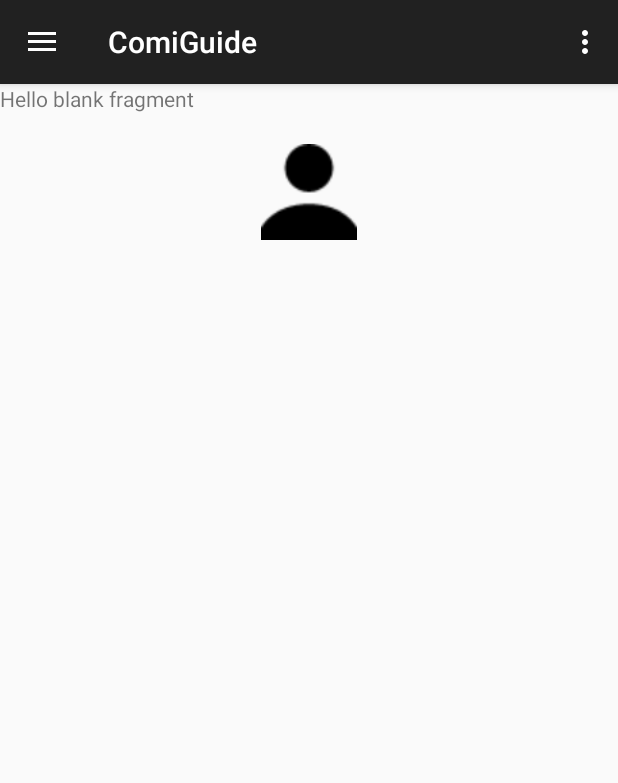
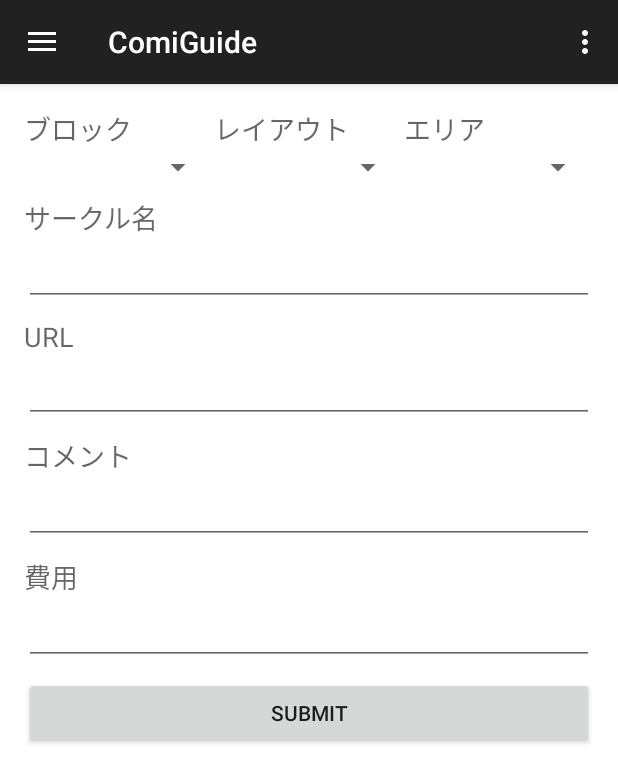
Before and after one commit to umatoma/comiguide_andorid, an Android app: the fragment ComiketCircleFormFragment placed in its activity, on a phone screen of 412 x 824 dp. Shown: the top 783 px of the screen. Run offline under Robolectric (Android 15) with nearby library versions, the phone set to English and light mode, and no system bars; 1 statement that could not run was skipped.

Commit message:
form style

```diff
--- a/app/src/main/java/net/umatoma/comiguide/activity/ComiketCircleActivity.java
+++ b/app/src/main/java/net/umatoma/comiguide/activity/ComiketCircleActivity.java
@@ -147,7 +147,7 @@ public class ComiketCircleActivity extends ActionBarActivity
         getSupportFragmentManager()
                 .beginTransaction()
                 .setCustomAnimations(android.R.anim.fade_in, android.R.anim.fade_out)
-                .add(R.id.content_frame, new ComiketCircleFormFragment(), ComiketCircleFormFragment.TAG)
+                .add(R.id.content_frame, new ComiketCircleFormFragment(circle), ComiketCircleFormFragment.TAG)
                 .commit();
     }
 
--- a/app/src/main/java/net/umatoma/comiguide/fragment/ComiketCircleFormFragment.java
+++ b/app/src/main/java/net/umatoma/comiguide/fragment/ComiketCircleFormFragment.java
@@ -9,13 +9,19 @@ import android.view.View;
 import android.view.ViewGroup;
 
 import net.umatoma.comiguide.R;
+import net.umatoma.comiguide.model.ComiketCircle;
 
 public class ComiketCircleFormFragment extends Fragment {
 
     public static final String TAG = "ComiketCircleFormFragment";
+    private ComiketCircle mComiketCircle;
 
     public ComiketCircleFormFragment() {
         // Required empty public constructor
+    }
+
+    public ComiketCircleFormFragment(ComiketCircle circle) {
+        mComiketCircle = circle;
     }
 
     @Override
--- a/app/src/main/res/layout/fragment_comiket_circle_form.xml
+++ b/app/src/main/res/layout/fragment_comiket_circle_form.xml
@@ -1,11 +1,132 @@
-<FrameLayout xmlns:android="http://schemas.android.com/apk/res/android"
+<RelativeLayout
+    xmlns:android="http://schemas.android.com/apk/res/android"
     xmlns:tools="http://schemas.android.com/tools"
     android:layout_width="match_parent"
     android:layout_height="match_parent"
+    android:padding="16dp"
+    android:background="#fff"
     tools:context="net.umatoma.comiguide.fragment.ComiketCircleFormFragment">
 
-    <!-- TODO: Update blank fragment layout -->
-    <TextView android:layout_width="match_parent" android:layout_height="match_parent"
-        android:text="@string/hello_blank_fragment" />
+    <LinearLayout
+        android:orientation="vertical"
+        android:layout_width="match_parent"
+        android:layout_height="match_parent">
 
-</FrameLayout>
+        <LinearLayout
+            android:orientation="horizontal"
+            android:layout_width="match_parent"
+            android:layout_height="wrap_content">
+
+            <LinearLayout
+                android:orientation="vertical"
+                android:layout_width="0dp"
+                android:layout_height="match_parent"
+                android:layout_weight="1">
+
+                <TextView
+                    android:layout_width="match_parent"
+                    android:layout_height="wrap_content"
+                    android:textAppearance="?android:attr/textAppearanceMedium"
+                    android:text="@string/form_comiket_block" />
+
+                <Spinner
+                    android:layout_width="match_parent"
+                    android:layout_height="wrap_content"/>
+            </LinearLayout>
+
+            <LinearLayout
+                android:orientation="vertical"
+                android:layout_width="0dp"
+                android:layout_height="match_parent"
+                android:layout_weight="1">
+
+                <TextView
+                    android:layout_width="match_parent"
+                    android:layout_height="wrap_content"
+                    android:textAppearance="?android:attr/textAppearanceMedium"
+                    android:text="@string/form_comiket_layout" />
+
+                <Spinner
+                    android:layout_width="match_parent"
+                    android:layout_height="wrap_content"/>
+            </LinearLayout>
+
+            <LinearLayout
+                android:orientation="vertical"
+                android:layout_width="0dp"
+                android:layout_height="match_parent"
+                android:layout_weight="1">
+
+                <TextView
+                    android:layout_width="match_parent"
+                    android:layout_height="wrap_content"
+                    android:textAppearance="?android:attr/textAppearanceMedium"
+                    android:text="@string/form_comiket_area" />
+
+                <Spinner
+                    android:layout_width="match_parent"
+                    android:layout_height="wrap_content"/>
+            </LinearLayout>
+        </LinearLayout>
+
+        <!-- Circle Name -->
+        <TextView
+            android:layout_width="match_parent"
+            android:layout_height="wrap_content"
+            android:layout_marginTop="8dp"
+            android:textAppearance="?android:attr/textAppearanceMedium"
+            android:text="@string/form_comiket_circle_name" />
+
+        <EditText
+            android:layout_width="match_parent"
+            android:layout_height="wrap_content"
+            android:singleLine="true" />
+
+        <!-- Circle Url -->
+        <TextView
+            android:layout_width="match_parent"
+            android:layout_height="wrap_content"
+            android:layout_marginTop="8dp"
+            android:textAppearance="?android:attr/textAppearanceMedium"
+            android:text="@string/form_comiket_circle_url" />
+
+        <EditText
+            android:layout_width="match_parent"
+            android:layout_height="wrap_content"
+            android:singleLine="true" />
+
+        <!-- Comment -->
+        <TextView
+            android:layout_width="match_parent"
+            android:layout_height="wrap_content"
+            android:layout_marginTop="8dp"
+            android:textAppearance="?android:attr/textAppearanceMedium"
+            android:text="@string/form_comiket_circle_comment" />
+
+        <EditText
+            android:layout_width="match_parent"
+            android:layout_height="wrap_content"
+            android:singleLine="true" />
+
+        <!-- Cost -->
+        <TextView
+            android:layout_width="match_parent"
+            android:layout_height="wrap_content"
+            android:layout_marginTop="8dp"
+            android:textAppearance="?android:attr/textAppearanceMedium"
+            android:text="@string/form_comiket_circle_cost" />
+
+        <EditText
+            android:layout_width="match_parent"
+            android:layout_height="wrap_content"
+            android:singleLine="true" />
+
+        <Button
+            android:layout_width="match_parent"
+            android:layout_height="wrap_content"
+            android:layout_marginTop="8dp"
+            android:text="Submit" />
+
+    </LinearLayout>
+
+</RelativeLayout>
--- a/app/src/main/res/values/strings.xml
+++ b/app/src/main/res/values/strings.xml
@@ -8,6 +8,16 @@
     <string name="toast_logout">ログアウトしました</string>
     <string name="title_activity_comiket_circle">コミケ - サークル</string>
 
-<!-- TODO: Remove or change this placeholder text -->
     <string name="hello_blank_fragment">Hello blank fragment</string>
+
+    <string name="form_comiket_block">ブロック</string>
+    <string name="form_comiket_layout">レイアウト</string>
+    <string name="form_comiket_area">エリア</string>
+    <string name="form_comiket_circle_name">サークル名</string>
+    <string name="form_comiket_circle_url">URL</string>
+    <string name="form_comiket_circle_comment">コメント</string>
+    <string name="form_comiket_circle_cost">費用</string>
+    <string name="form_comiket_circle_color">カラー</string>
+    <string name="form_comiket_circle_update">リスト更新</string>
+    <string name="form_comiket_circle_create">リスト作成</string>
 </resources>
```
